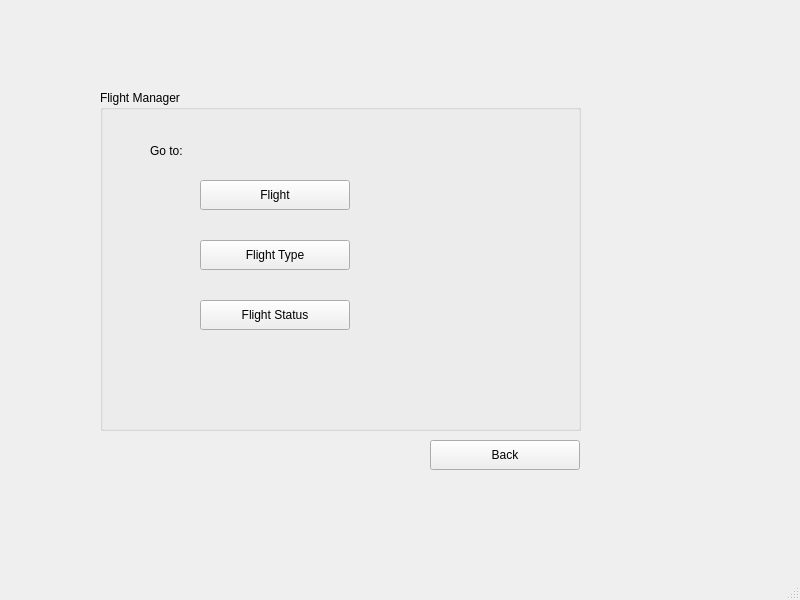
This is FlightManager.ui in Muneeba-Badar/DB-Final-Project as Qt 5 draws it before an edit. The edited form follows.
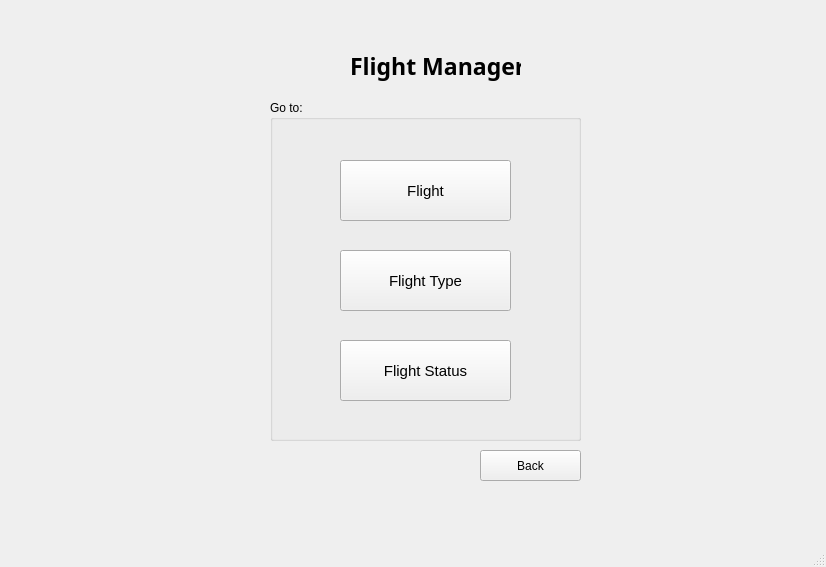
This is the edited form.

The edit to the form file:
```diff
--- a/FlightManager.ui
+++ b/FlightManager.ui
@@ -6,8 +6,8 @@
    <rect>
     <x>0</x>
     <y>0</y>
-    <width>800</width>
-    <height>600</height>
+    <width>826</width>
+    <height>567</height>
    </rect>
   </property>
   <property name="windowTitle">
@@ -17,9 +17,9 @@
    <widget class="QGroupBox" name="groupBox">
     <property name="geometry">
      <rect>
-      <x>100</x>
-      <y>90</y>
-      <width>481</width>
+      <x>270</x>
+      <y>100</y>
+      <width>311</width>
       <height>341</height>
      </rect>
     </property>
@@ -29,17 +29,22 @@
      </font>
     </property>
     <property name="title">
-     <string>Flight Manager</string>
+     <string>Go to:</string>
     </property>
     <widget class="QPushButton" name="FlightBtn">
      <property name="geometry">
       <rect>
-       <x>100</x>
-       <y>90</y>
-       <width>150</width>
-       <height>30</height>
+       <x>70</x>
+       <y>60</y>
+       <width>171</width>
+       <height>61</height>
       </rect>
      </property>
+     <property name="font">
+      <font>
+       <pointsize>11</pointsize>
+      </font>
+     </property>
      <property name="text">
       <string>Flight</string>
      </property>
@@ -47,12 +52,17 @@
     <widget class="QPushButton" name="TypeBtn">
      <property name="geometry">
       <rect>
-       <x>100</x>
+       <x>70</x>
        <y>150</y>
-       <width>150</width>
-       <height>30</height>
+       <width>171</width>
+       <height>61</height>
       </rect>
      </property>
+     <property name="font">
+      <font>
+       <pointsize>11</pointsize>
+      </font>
+     </property>
      <property name="text">
       <string>Flight Type</string>
      </property>
@@ -60,43 +70,61 @@
     <widget class="QPushButton" name="StatusBtn">
      <property name="geometry">
       <rect>
-       <x>100</x>
-       <y>210</y>
-       <width>150</width>
-       <height>30</height>
+       <x>70</x>
+       <y>240</y>
+       <width>171</width>
+       <height>61</height>
       </rect>
      </property>
+     <property name="font">
+      <font>
+       <pointsize>11</pointsize>
+      </font>
+     </property>
      <property name="text">
       <string>Flight Status</string>
      </property>
     </widget>
-    <widget class="QLabel" name="label">
-     <property name="geometry">
-      <rect>
-       <x>50</x>
-       <y>50</y>
-       <width>61</width>
-       <height>21</height>
-      </rect>
-     </property>
-     <property name="text">
-      <string>Go to:</string>
-     </property>
-    </widget>
    </widget>
    <widget class="QPushButton" name="FMBackBtn">
     <property name="geometry">
      <rect>
-      <x>430</x>
-      <y>440</y>
-      <width>150</width>
-      <height>30</height>
+      <x>480</x>
+      <y>450</y>
+      <width>101</width>
+      <height>31</height>
      </rect>
     </property>
+    <property name="font">
+     <font>
+      <pointsize>9</pointsize>
+     </font>
+    </property>
     <property name="text">
      <string>Back</string>
     </property>
    </widget>
+   <widget class="QLabel" name="label_4">
+    <property name="geometry">
+     <rect>
+      <x>350</x>
+      <y>40</y>
+      <width>171</width>
+      <height>51</height>
+     </rect>
+    </property>
+    <property name="font">
+     <font>
+      <family>Berlin Sans FB Demi</family>
+      <pointsize>17</pointsize>
+      <weight>75</weight>
+      <bold>true</bold>
+     </font>
+    </property>
+    <property name="text">
+     <string>Flight Manager</string>
+    </property>
+   </widget>
   </widget>
   <widget class="QMenuBar" name="menubar">
    <property name="geometry">
```
Left out of the diff: 4 changed lines with no effect on the pictures.
